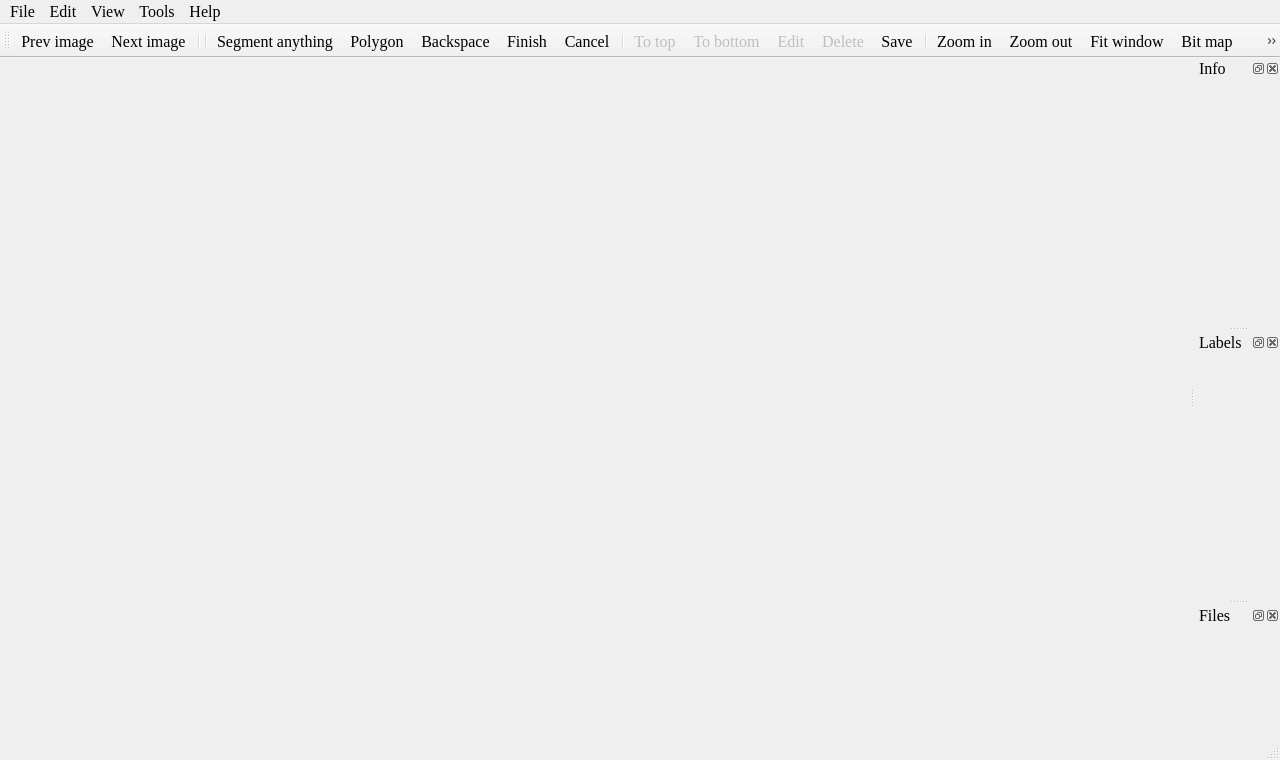
Before: the Qt Designer form ui/MainWindow.ui in yatengLG/ISAT_with_segment_anything, drawn with Qt 5.
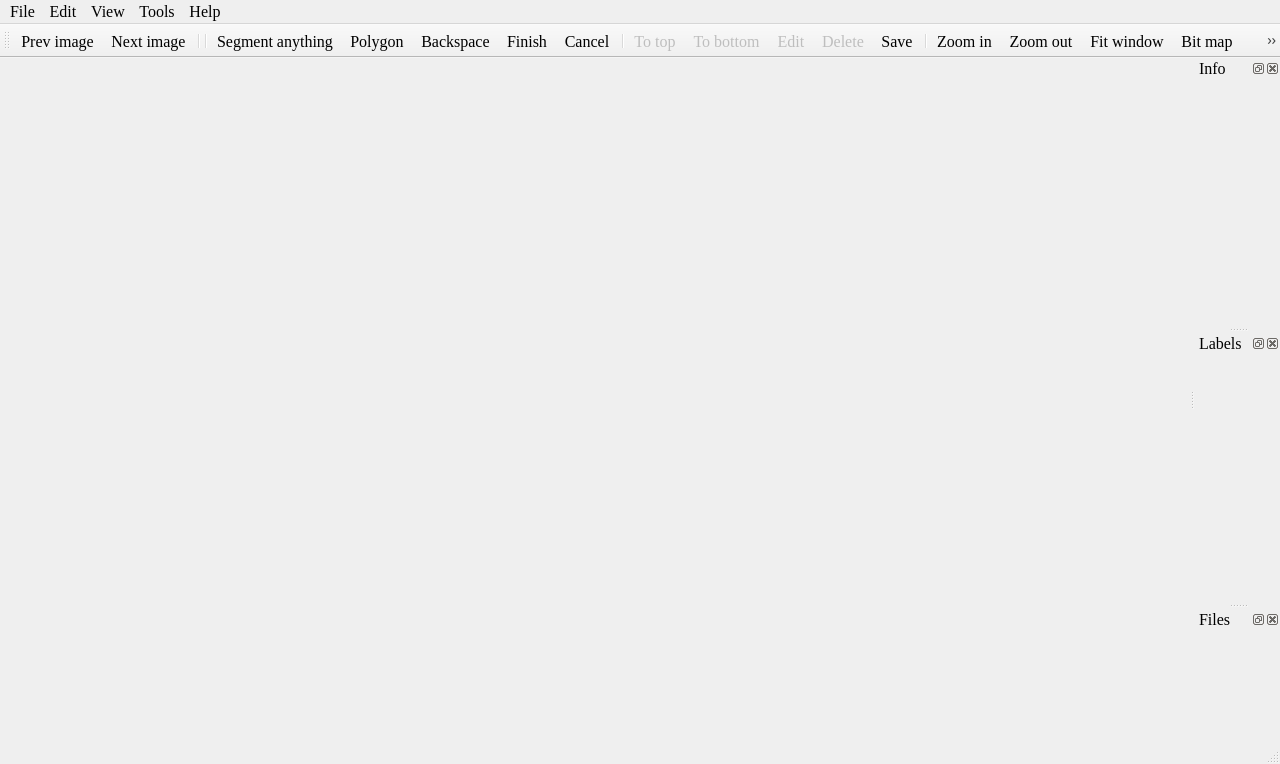
After: the same form once the commit is applied. Icons and pictures are not drawn.

What changed in the file:
```diff
--- a/ui/MainWindow.ui
+++ b/ui/MainWindow.ui
@@ -7,7 +7,7 @@
     <x>0</x>
     <y>0</y>
     <width>1280</width>
-    <height>760</height>
+    <height>764</height>
    </rect>
   </property>
   <property name="minimumSize">
```
Left out of the diff: 25 changed lines with no effect on the pictures.
